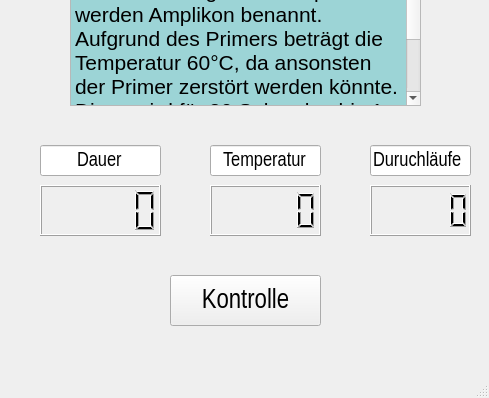
Before: the Qt Designer form dipl_Phasenablauf/AblaufWindowAneal_v1.ui in diplomarbeit-PCR/Diplomarbeit_PCR, drawn with Qt 5; both pictures show x 0 to 489 and y 335 to 733 of the 489 by 733 pixel window.
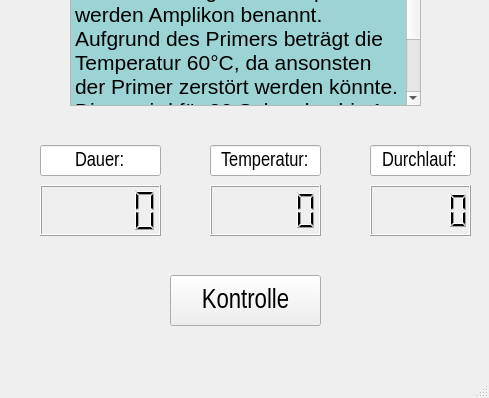
After: the same form once the commit is applied.

```diff
--- a/dipl_Phasenablauf/AblaufWindowAneal_v1.ui
+++ b/dipl_Phasenablauf/AblaufWindowAneal_v1.ui
@@ -105,7 +105,13 @@
      </font>
     </property>
     <property name="text">
-     <string>Duruchläufe</string>
+     <string>Durchlauf:</string>
+    </property>
+    <property name="alignment">
+     <set>Qt::AlignCenter</set>
+    </property>
+    <property name="readOnly">
+     <bool>true</bool>
     </property>
    </widget>
    <widget class="QLCDNumber" name="Timer_zaehler">
@@ -134,11 +140,14 @@
      </font>
     </property>
     <property name="text">
-     <string>Dauer</string>
+     <string>Dauer:</string>
     </property>
     <property name="alignment">
      <set>Qt::AlignCenter</set>
     </property>
+    <property name="readOnly">
+     <bool>true</bool>
+    </property>
    </widget>
    <widget class="QLCDNumber" name="temp_sensA">
     <property name="geometry">
@@ -166,11 +175,14 @@
      </font>
     </property>
     <property name="text">
-     <string>Temperatur</string>
+     <string>Temperatur:</string>
     </property>
     <property name="alignment">
      <set>Qt::AlignCenter</set>
     </property>
+    <property name="readOnly">
+     <bool>true</bool>
+    </property>
    </widget>
   </widget>
   <widget class="QMenuBar" name="menubar">
```
